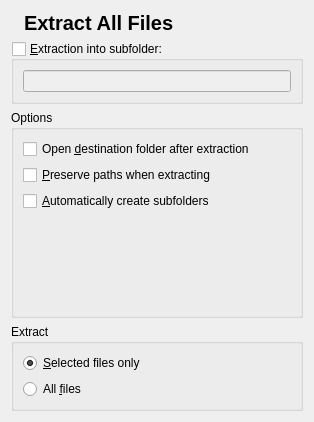
Old version of the form kerfuffle/extractiondialog.ui in the repository KDE/ark.
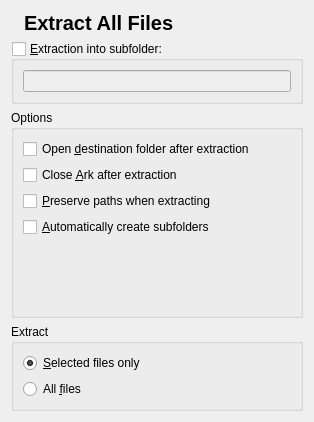
New version of the form. Icons and pictures are not drawn. Custom widgets are drawn as their Qt base class.

Commit message:
Make it possible to close Ark after a successful extraction.
A future improvement could be hiding the option if in batch
extraction mode.

Patch written by Matthew Leach, thanks a lot!

FEATURE: 135112

The edit to the form file:
```diff
--- a/kerfuffle/extractiondialog.ui
+++ b/kerfuffle/extractiondialog.ui
@@ -112,7 +112,7 @@
       <string>Options</string>
      </property>
      <layout class="QGridLayout" name="gridLayout" >
-      <item row="5" column="0" >
+      <item row="6" column="0" >
        <spacer name="verticalSpacer" >
         <property name="orientation" >
          <enum>Qt::Vertical</enum>
@@ -133,13 +133,20 @@
        </widget>
       </item>
       <item row="3" column="0" >
+       <widget class="QCheckBox" name="closeAfterExtraction" >
+        <property name="text" >
+         <string>Close &amp;Ark after extraction</string>
+        </property>
+       </widget>
+      </item>
+      <item row="4" column="0" >
        <widget class="QCheckBox" name="preservePaths" >
         <property name="text" >
          <string>&amp;Preserve paths when extracting</string>
         </property>
        </widget>
       </item>
-      <item row="4" column="0" >
+      <item row="5" column="0" >
        <widget class="QCheckBox" name="autoSubfolders" >
         <property name="text" >
          <string>&amp;Automatically create subfolders</string>
```
The commit also changes 6 other files.
